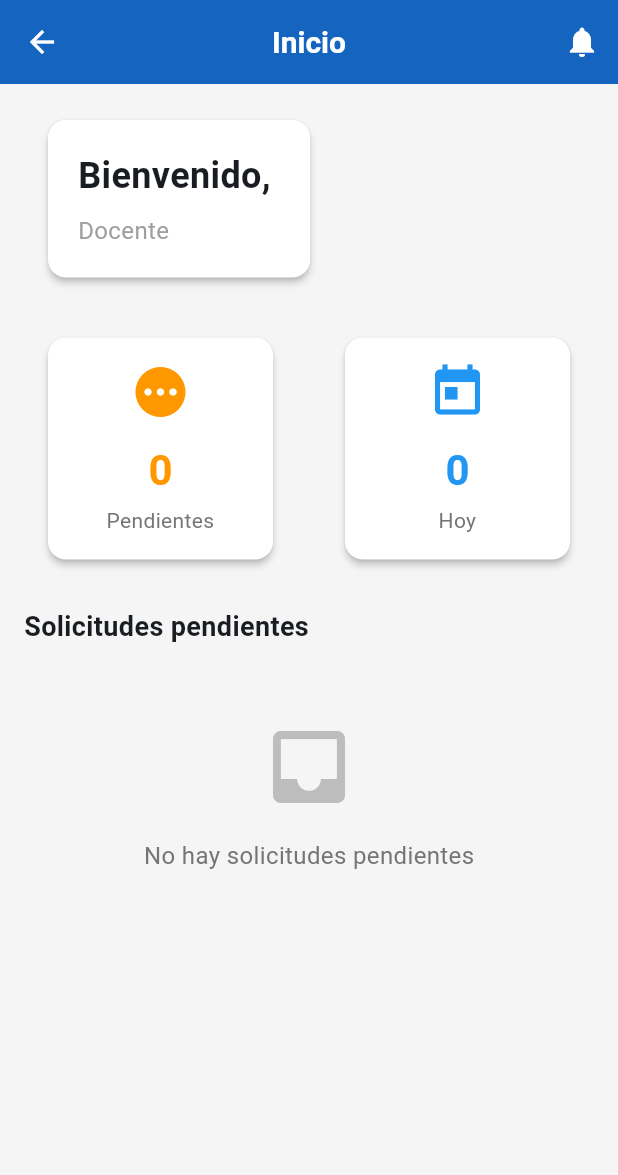
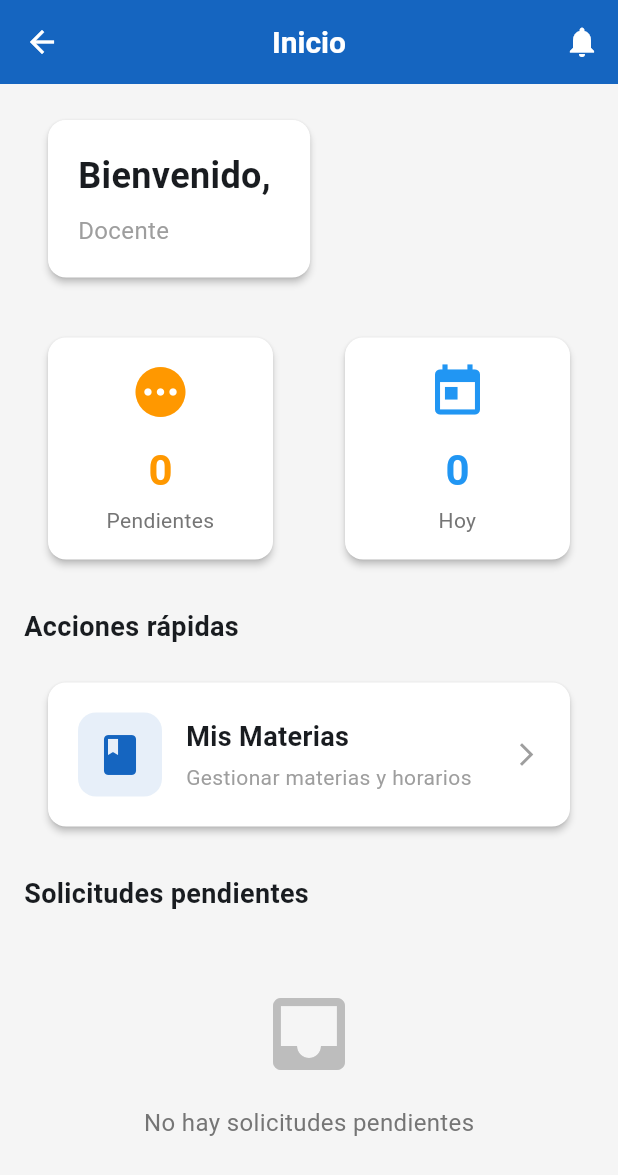
Before and after one commit to IGNN3LZ3R0/APP-RESERVAS-TUTORIAS, a Flutter app: the _DashboardDocente screen opened directly with empty values, on a phone screen of 412 x 824 dp. Shown: the top 1175 px of the screen. Run offline on Flutter 3.47's test engine with Material 3 defaults, Android fonts, the light colour scheme and no system bars; our stand-ins replace app_links, image_picker, shared_preferences; accounts and stored records are empty.

Commit message:
modificaciones de pantallas de docentes y admin 2

```diff
--- a/app_tesis/lib/pantallas/home_screen.dart
+++ b/app_tesis/lib/pantallas/home_screen.dart
@@ -5,6 +5,7 @@ import '../config/routes.dart';
 import 'perfil/editar_perfil_screen.dart';
 import 'auth/cambiar_password_screen.dart';
 import 'admin/gestion_usuarios_screen.dart';
+import 'docente/gestion_materias_screen.dart';
 
 class HomeScreen extends StatefulWidget {
   final Usuario usuario;
@@ -345,6 +346,78 @@ class _DashboardDocente extends StatelessWidget {
             ),
             const SizedBox(height: 24),
 
+            // ⭐ SECCIÓN NUEVA: Acciones rápidas
+            const Text(
+              'Acciones rápidas',
+              style: TextStyle(fontSize: 18, fontWeight: FontWeight.bold),
+            ),
+            const SizedBox(height: 16),
+
+            // ⭐ Tarjeta de Gestión de Materias
+            Card(
+              elevation: 2,
+              child: InkWell(
+                onTap: () {
+                  Navigator.push(
+                    context,
+                    MaterialPageRoute(
+                      builder: (context) => GestionMateriasScreen(usuario: usuario),
+                    ),
+                  );
+                },
+                borderRadius: BorderRadius.circular(12),
+                child: Padding(
+                  padding: const EdgeInsets.all(20),
+                  child: Row(
+                    children: [
+                      Container(
+                        padding: const EdgeInsets.all(12),
+                        decoration: BoxDecoration(
+                          color: const Color(0xFF1565C0).withOpacity(0.1),
+                          borderRadius: BorderRadius.circular(12),
+                        ),
+                        child: const Icon(
+                          Icons.book,
+                          size: 32,
+                          color: Color(0xFF1565C0),
+                        ),
+                      ),
+                      const SizedBox(width: 16),
+                      const Expanded(
+                        child: Column(
+                          crossAxisAlignment: CrossAxisAlignment.start,
+                          children: [
+                            Text(
+                              'Mis Materias',
+                              style: TextStyle(
+                                fontSize: 18,
+                                fontWeight: FontWeight.bold,
+                              ),
+                            ),
+                            SizedBox(height: 4),
+                            Text(
+                              'Gestionar materias y horarios',
+                              style: TextStyle(
+                                fontSize: 14,
+                                color: Colors.grey,
+                              ),
+                            ),
+                          ],
+                        ),
+                      ),
+                      const Icon(
+                        Icons.arrow_forward_ios,
+                        size: 18,
+                        color: Colors.grey,
+                      ),
+                    ],
+                  ),
+                ),
+              ),
+            ),
+            const SizedBox(height: 24),
+            // ⭐ FIN DE SECCIÓN NUEVA
+
             const Text(
               'Solicitudes pendientes',
               style: TextStyle(fontSize: 18, fontWeight: FontWeight.bold),
@@ -401,7 +474,7 @@ class _DashboardAdministrador extends StatelessWidget {
             ),
             const SizedBox(height: 16),
 
-            // ✅ Tarjeta de Gestión de Usuarios con navegación real
+            // Tarjeta de Gestión de Usuarios
             Card(
               elevation: 2,
               child: InkWell(
```
